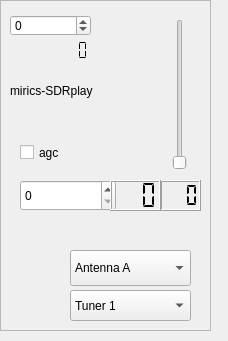
First picture: the form in devices/sdrplay-handler/sdrplay-widget.ui, repository JvanKatwijk/swradio-8, before the edit.
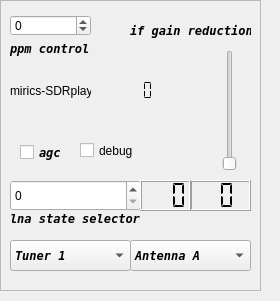
Second picture: the form after the edit.

Commit message: changes to sdrplay-handler

Patch:
```diff
--- a/devices/sdrplay-handler/sdrplay-widget.ui
+++ b/devices/sdrplay-handler/sdrplay-widget.ui
@@ -6,8 +6,8 @@
    <rect>
     <x>0</x>
     <y>0</y>
-    <width>228</width>
-    <height>341</height>
+    <width>280</width>
+    <height>301</height>
    </rect>
   </property>
   <property name="windowTitle">
@@ -18,8 +18,8 @@
     <rect>
      <x>0</x>
      <y>0</y>
-     <width>211</width>
-     <height>331</height>
+     <width>261</width>
+     <height>291</height>
     </rect>
    </property>
    <property name="frameShape">
@@ -33,7 +33,7 @@
      <rect>
       <x>10</x>
       <y>80</y>
-      <width>101</width>
+      <width>81</width>
       <height>21</height>
      </rect>
     </property>
@@ -57,9 +57,9 @@
    <widget class="QLCDNumber" name="api_version">
     <property name="geometry">
      <rect>
-      <x>20</x>
-      <y>40</y>
-      <width>91</width>
+      <x>90</x>
+      <y>80</y>
+      <width>81</width>
       <height>21</height>
      </rect>
     </property>
@@ -73,10 +73,10 @@
    <widget class="QSlider" name="ifgainSlider">
     <property name="geometry">
      <rect>
-      <x>170</x>
-      <y>19</y>
+      <x>220</x>
+      <y>50</y>
       <width>20</width>
-      <height>151</height>
+      <height>121</height>
      </rect>
     </property>
     <property name="toolTip">
@@ -86,7 +86,7 @@
      <number>20</number>
     </property>
     <property name="maximum">
-     <number>57</number>
+     <number>59</number>
     </property>
     <property name="orientation">
      <enum>Qt::Vertical</enum>
@@ -95,9 +95,9 @@
    <widget class="QLCDNumber" name="GRdBDisplay">
     <property name="geometry">
      <rect>
-      <x>160</x>
+      <x>190</x>
       <y>180</y>
-      <width>41</width>
+      <width>61</width>
       <height>31</height>
      </rect>
     </property>
@@ -105,7 +105,7 @@
      <string>&lt;html&gt;&lt;head/&gt;&lt;body&gt;&lt;p&gt;The display shows the gain reduction applied to the baseband signal in the device.&lt;/p&gt;&lt;/body&gt;&lt;/html&gt;</string>
     </property>
     <property name="digitCount">
-     <number>3</number>
+     <number>2</number>
     </property>
     <property name="segmentStyle">
      <enum>QLCDNumber::Flat</enum>
@@ -120,6 +120,14 @@
       <height>25</height>
      </rect>
     </property>
+    <property name="font">
+     <font>
+      <family>DejaVu Sans Mono</family>
+      <weight>75</weight>
+      <italic>true</italic>
+      <bold>true</bold>
+     </font>
+    </property>
     <property name="toolTip">
      <string>&lt;html&gt;&lt;head/&gt;&lt;body&gt;&lt;p&gt;Touch to switch on automatic gain control - based on the setting of the lnastate and the ifgain.&lt;/p&gt;&lt;p&gt;If switched on, the lnastate switch and the ifgain slider are switched off&lt;/p&gt;&lt;/body&gt;&lt;/html&gt;</string>
     </property>
@@ -146,9 +154,9 @@
    <widget class="QLabel" name="serialNumber">
     <property name="geometry">
      <rect>
-      <x>20</x>
-      <y>220</y>
-      <width>141</width>
+      <x>10</x>
+      <y>110</y>
+      <width>151</width>
       <height>20</height>
      </rect>
     </property>
@@ -159,12 +167,20 @@
    <widget class="QComboBox" name="antennaSelector">
     <property name="geometry">
      <rect>
-      <x>70</x>
-      <y>250</y>
+      <x>130</x>
+      <y>240</y>
       <width>121</width>
-      <height>36</height>
+      <height>31</height>
      </rect>
     </property>
+    <property name="font">
+     <font>
+      <family>DejaVu Sans Mono</family>
+      <weight>75</weight>
+      <italic>true</italic>
+      <bold>true</bold>
+     </font>
+    </property>
     <property name="toolTip">
      <string>&lt;html&gt;&lt;head/&gt;&lt;body&gt;&lt;p&gt;Select an antenna (RSP-II)&lt;/p&gt;&lt;/body&gt;&lt;/html&gt;</string>
     </property>
@@ -182,9 +198,9 @@
    <widget class="QSpinBox" name="lnaGainSetting">
     <property name="geometry">
      <rect>
-      <x>20</x>
+      <x>10</x>
       <y>180</y>
-      <width>96</width>
+      <width>131</width>
       <height>31</height>
      </rect>
     </property>
@@ -195,7 +211,7 @@
    <widget class="QLCDNumber" name="lnaGRdBDisplay">
     <property name="geometry">
      <rect>
-      <x>110</x>
+      <x>140</x>
       <y>180</y>
       <width>51</width>
       <height>31</height>
@@ -214,12 +230,20 @@
    <widget class="QComboBox" name="tunerSelector">
     <property name="geometry">
      <rect>
-      <x>70</x>
-      <y>290</y>
+      <x>10</x>
+      <y>240</y>
       <width>121</width>
       <height>31</height>
      </rect>
     </property>
+    <property name="font">
+     <font>
+      <family>DejaVu Sans Mono</family>
+      <weight>75</weight>
+      <italic>true</italic>
+      <bold>true</bold>
+     </font>
+    </property>
     <property name="toolTip">
      <string>&lt;html&gt;&lt;head/&gt;&lt;body&gt;&lt;p&gt;If the device is an rspduo, select the tuner with this combobox&lt;/p&gt;&lt;/body&gt;&lt;/html&gt;</string>
     </property>
@@ -234,6 +258,82 @@
      </property>
     </item>
    </widget>
+   <widget class="QCheckBox" name="debugControl">
+    <property name="geometry">
+     <rect>
+      <x>80</x>
+      <y>140</y>
+      <width>88</width>
+      <height>21</height>
+     </rect>
+    </property>
+    <property name="text">
+     <string>debug</string>
+    </property>
+   </widget>
+   <widget class="QLabel" name="label">
+    <property name="geometry">
+     <rect>
+      <x>10</x>
+      <y>40</y>
+      <width>81</width>
+      <height>16</height>
+     </rect>
+    </property>
+    <property name="font">
+     <font>
+      <family>DejaVu Sans Mono</family>
+      <weight>75</weight>
+      <italic>true</italic>
+      <bold>true</bold>
+     </font>
+    </property>
+    <property name="text">
+     <string>ppm control</string>
+    </property>
+   </widget>
+   <widget class="QLabel" name="gainsliderLabel">
+    <property name="geometry">
+     <rect>
+      <x>130</x>
+      <y>20</y>
+      <width>121</width>
+      <height>21</height>
+     </rect>
+    </property>
+    <property name="font">
+     <font>
+      <family>DejaVu Sans Mono</family>
+      <weight>75</weight>
+      <italic>true</italic>
+      <bold>true</bold>
+     </font>
+    </property>
+    <property name="text">
+     <string>if gain reduction</string>
+    </property>
+   </widget>
+   <widget class="QLabel" name="label_2">
+    <property name="geometry">
+     <rect>
+      <x>10</x>
+      <y>210</y>
+      <width>131</width>
+      <height>16</height>
+     </rect>
+    </property>
+    <property name="font">
+     <font>
+      <family>DejaVu Sans Mono</family>
+      <weight>75</weight>
+      <italic>true</italic>
+      <bold>true</bold>
+     </font>
+    </property>
+    <property name="text">
+     <string>lna state selector</string>
+    </property>
+   </widget>
   </widget>
  </widget>
  <resources/>
```
Left out of the diff: 8 changed lines with no effect on the pictures. The commit also changes 5 other files.
